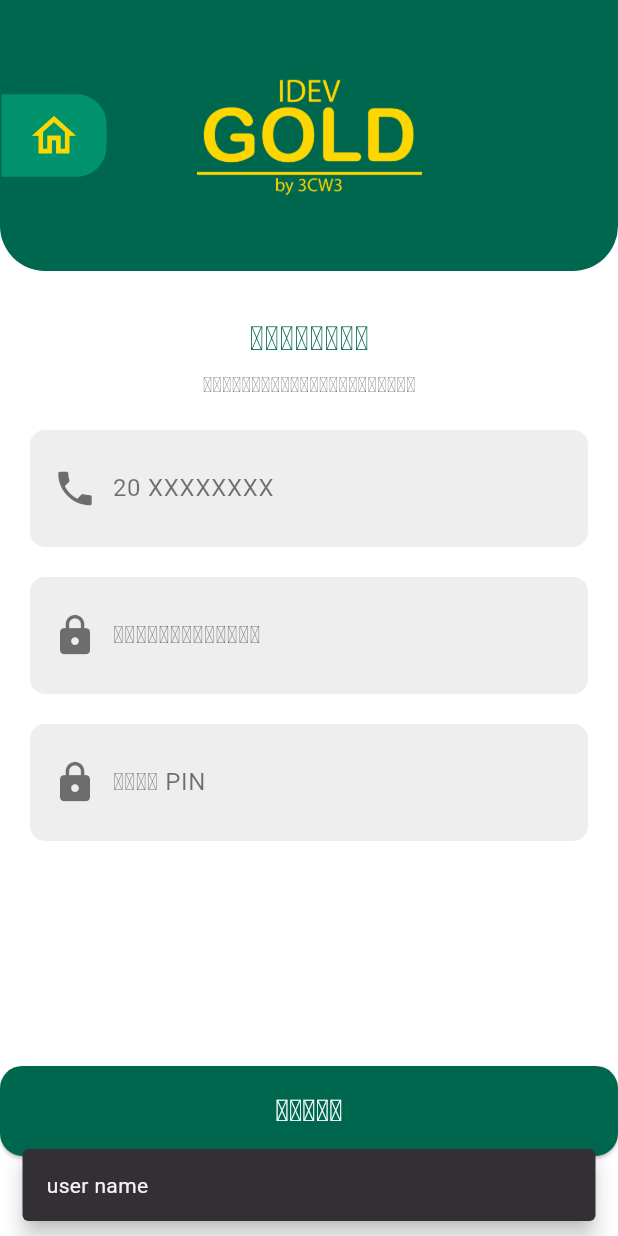
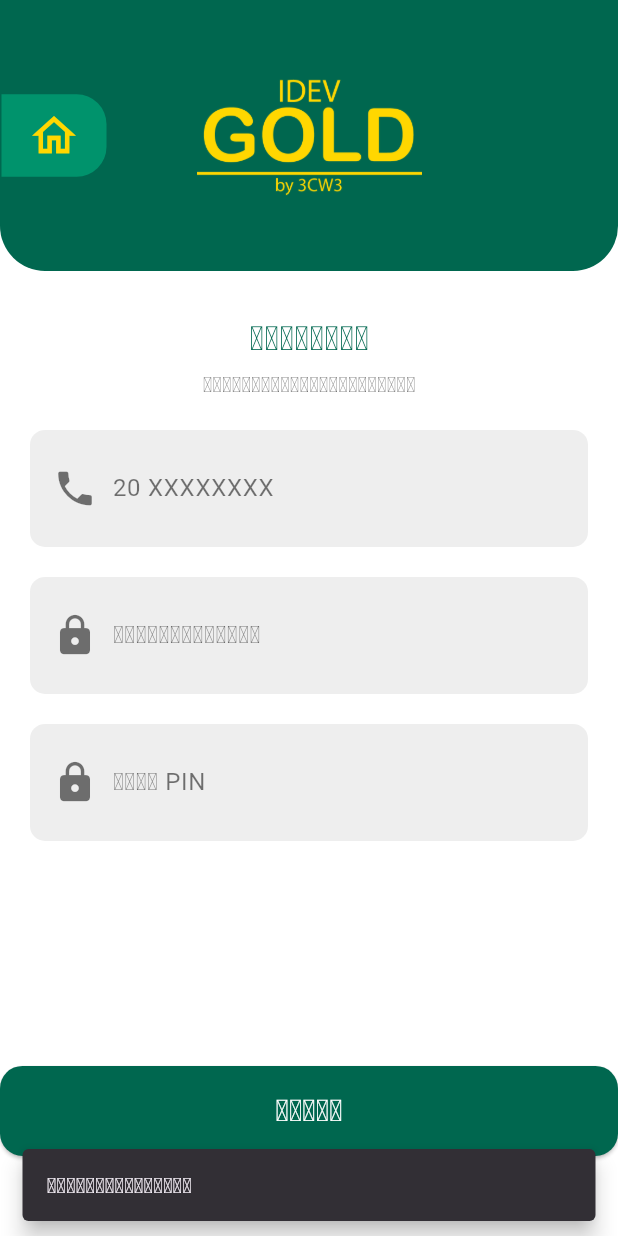
Before and after one commit to Luckky-spac/gold_v1_3cw3, a Flutter app: the Register screen opened directly, after a tap on "ຕໍ່ໄປ", on a phone screen of 412 x 824 dp. Run offline on Flutter 3.47's test engine with Material 3 defaults, Android fonts, the phone set to English and light mode, and no system bars; our stand-ins replace dio; missing offline and left inert: no_context_navigation; network calls fail.

Commit message:
bo 20250423 9:39

```diff
--- a/gold_v1/lib/provider/auth_provider.dart
+++ b/gold_v1/lib/provider/auth_provider.dart
@@ -15,7 +15,7 @@
   final AuthService authService = AuthService();
 
   Future<void> register({
-    required String username,
+    required String phonenumber,
     required String userpassword,
     required String pinUser,
   }) async {
@@ -23,7 +23,7 @@
     notifyListeners();
 
     try {
-      final result = await authService.register(username: username, userpassword: userpassword, pinUser: pinUser);
+      final result = await authService.register(phonenumber: phonenumber, userpassword: userpassword, pinUser: pinUser);
 
       navService.goBack();
 
--- a/gold_v1/lib/screens/auth/login.dart
+++ b/gold_v1/lib/screens/auth/login.dart
@@ -29,7 +29,6 @@
           Stack(
             children: [
               Container(
-                width: 500,
                 height: 600,
                 decoration: BoxDecoration(
                   color: Color(0xFF00674F),
--- a/gold_v1/lib/screens/auth/register.dart
+++ b/gold_v1/lib/screens/auth/register.dart
@@ -29,7 +29,7 @@
     String phoneNumber = phoneController.text.trim();
     String password = passwordController.text.trim();
     context.read<AuthProvider>().register(
-      username: phoneNumber,
+      phonenumber: phoneNumber,
       userpassword: password,
       pinUser: pinController.text.trim(),
     );
@@ -47,9 +47,9 @@
     }
 
     if (phoneNumber.isEmpty) {
-      showSnackBar("user name");
-    } else if (!RegExp('user_name').hasMatch(phoneNumber)) {
-      showSnackBar("ເບີໂທບໍ່ຖືກຕ້ອງ");
+      showSnackBar("ກະລຸນາປ້ອນເບີໂທ");
+    } else if (!RegExp('ກະລຸນາປ້ອນເບີໂທ').hasMatch(phoneNumber)) {
+      showSnackBar("ລົງຖະບຽນສຳເລັດແລ້ວ");
     } else if (password.isEmpty || password.length < 6) {
       showSnackBar("ລະຫັດຜ່ານຕ້ອງມີຢ່າງນ້ອຍ 6 ຕົວອັກສອນ");
     } else {
--- a/gold_v1/lib/service/auth_service.dart
+++ b/gold_v1/lib/service/auth_service.dart
@@ -3,7 +3,7 @@
 class AuthService {
   Dio dio = Dio();
   Future<dynamic> register({
-    required String username,
+    required String phonenumber,
     required String userpassword,
     required String pinUser,
   }) async {
@@ -11,7 +11,7 @@
       final response = await dio.post(
         'http://localhost:2020/auth/register',
         data: {
-          'user_name': username,
+          'phone_number': phonenumber,
           'user_password': userpassword,
           'pin_user': pinUser,
         },
```
Also changed, not shown: 2 other files.
